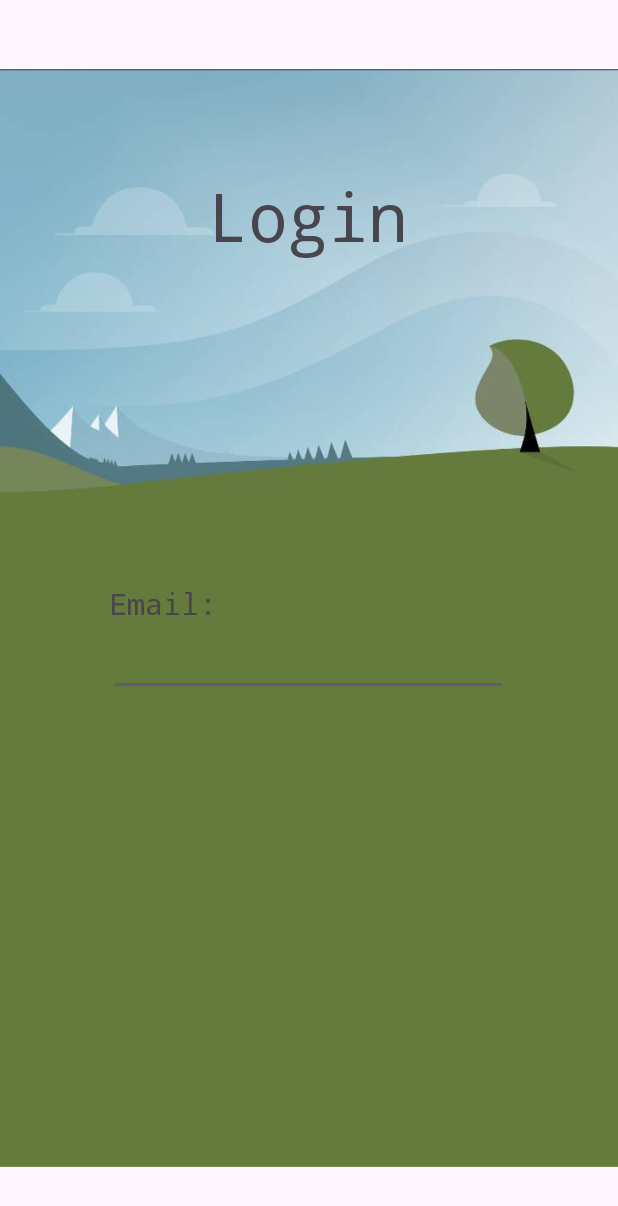
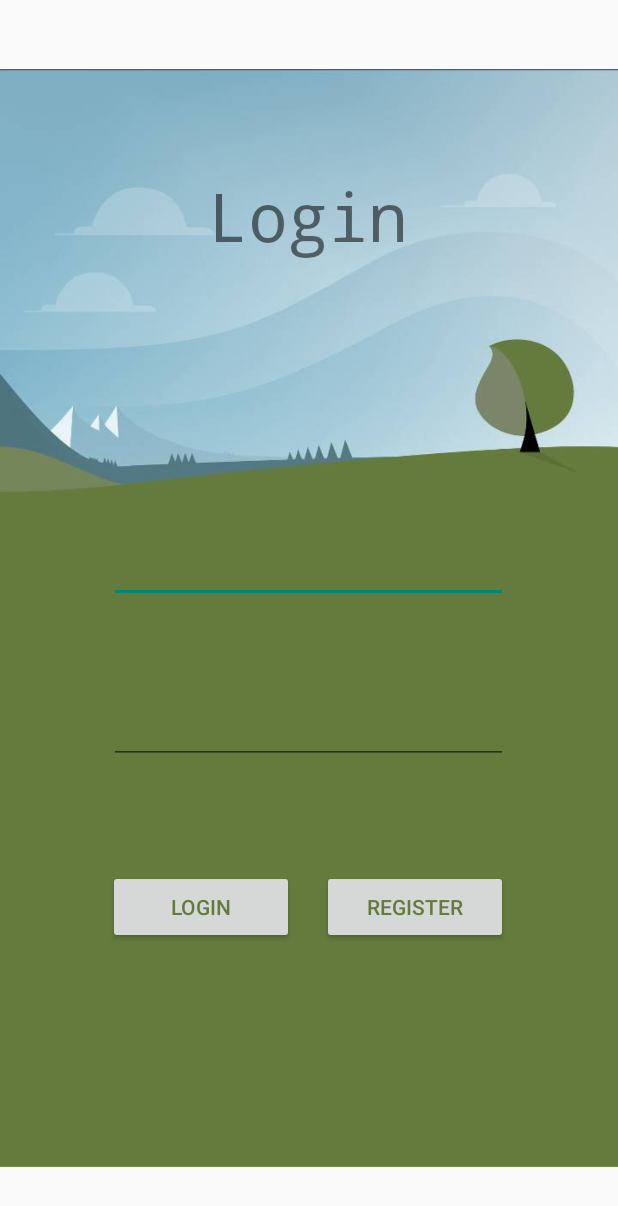
Before and after one commit to ilaishabtai/YudB2023, an Android app: the screen it shows after launch (MainActivity before the commit, Login_Activity after it), on a phone screen of 412 x 824 dp. Shown: the top 1206 px of the screen. Run offline under Robolectric (Android 15) with nearby library versions, the phone set to English and light mode, and no system bars.

Commit message:
new login - base

```diff
--- a/app/src/main/AndroidManifest.xml
+++ b/app/src/main/AndroidManifest.xml
@@ -13,7 +13,7 @@
         android:theme="@style/Theme.MyApplication"
         tools:targetApi="31">
         <activity
-            android:name=".MainActivity"
+            android:name=".Login_Activity"
             android:exported="true">
             <intent-filter>
                 <action android:name="android.intent.action.MAIN" />
--- a/app/src/main/java/com/example/myapplication/MainActivity.java
+++ b/app/src/main/java/com/example/myapplication/Login_Activity.java
@@ -4,11 +4,11 @@ import androidx.appcompat.app.AppCompatActivity;
 
 import android.os.Bundle;
 
-public class MainActivity extends AppCompatActivity {
+public class Login_Activity extends AppCompatActivity {
 
     @Override
     protected void onCreate(Bundle savedInstanceState) {
         super.onCreate(savedInstanceState);
-        setContentView(R.layout.activity_main);
+        setContentView(R.layout.activity_login);
     }
 }
--- /dev/null
+++ b/app/src/main/res/layout/activity_login.xml
@@ -0,0 +1,91 @@
+<?xml version="1.0" encoding="utf-8"?>
+<androidx.constraintlayout.widget.ConstraintLayout xmlns:android="http://schemas.android.com/apk/res/android"
+    xmlns:app="http://schemas.android.com/apk/res-auto"
+    xmlns:tools="http://schemas.android.com/tools"
+    android:layout_width="match_parent"
+    android:layout_height="match_parent"
+    tools:context=".Login_Activity">
+
+    <ImageView
+        android:id="@+id/imageView"
+        android:layout_width="wrap_content"
+        android:layout_height="wrap_content"
+        app:layout_constraintBottom_toBottomOf="parent"
+        app:layout_constraintEnd_toEndOf="parent"
+        app:layout_constraintHorizontal_bias="1.0"
+        app:layout_constraintStart_toStartOf="parent"
+        app:layout_constraintTop_toTopOf="parent"
+        app:layout_constraintVertical_bias="1.0"
+        app:srcCompat="@drawable/login_wallpaper" />
+
+    <TextView
+        android:id="@+id/login_title"
+        android:layout_width="wrap_content"
+        android:layout_height="wrap_content"
+        android:fontFamily="monospace"
+        android:text="Login"
+        android:textSize="20pt"
+        app:layout_constraintBottom_toBottomOf="@+id/imageView"
+        app:layout_constraintEnd_toEndOf="parent"
+        app:layout_constraintHorizontal_bias="0.498"
+        app:layout_constraintStart_toStartOf="parent"
+        app:layout_constraintTop_toTopOf="parent"
+        app:layout_constraintVertical_bias="0.149" />
+
+    <EditText
+        android:id="@+id/editEmailAddress"
+        android:layout_width="266dp"
+        android:layout_height="44dp"
+        android:layout_marginTop="184dp"
+        android:ems="10"
+        android:inputType="textEmailAddress"
+        android:textColor="#000000"
+        app:layout_constraintBottom_toBottomOf="@+id/imageView"
+        app:layout_constraintEnd_toEndOf="parent"
+        app:layout_constraintHorizontal_bias="0.496"
+        app:layout_constraintStart_toStartOf="parent"
+        app:layout_constraintTop_toBottomOf="@+id/login_title"
+        app:layout_constraintVertical_bias="0.0" />
+
+    <EditText
+        android:id="@+id/editTextPassword"
+        android:layout_width="266dp"
+        android:layout_height="44dp"
+        android:ems="10"
+        android:inputType="textPassword"
+        app:layout_constraintBottom_toBottomOf="@+id/imageView"
+        app:layout_constraintEnd_toEndOf="parent"
+        app:layout_constraintHorizontal_bias="0.496"
+        app:layout_constraintStart_toStartOf="@+id/imageView"
+        app:layout_constraintTop_toBottomOf="@+id/editEmailAddress"
+        app:layout_constraintVertical_bias="0.168" />
+
+    <Button
+        android:id="@+id/register_Text"
+        android:layout_width="124dp"
+        android:layout_height="49dp"
+        android:text="Login"
+        android:textColor="#657B3D"
+        android:textColorLink="#49454F"
+        app:layout_constraintBottom_toBottomOf="parent"
+        app:layout_constraintEnd_toEndOf="parent"
+        app:layout_constraintHorizontal_bias="0.25"
+        app:layout_constraintStart_toStartOf="parent"
+        app:layout_constraintTop_toTopOf="parent"
+        app:layout_constraintVertical_bias="0.749" />
+
+    <Button
+        android:id="@+id/login_Text"
+        android:layout_width="124dp"
+        android:layout_height="49dp"
+        android:text="Register"
+        android:textColor="#657B3D"
+        android:textColorLink="#49454F"
+        app:layout_constraintBottom_toBottomOf="parent"
+        app:layout_constraintEnd_toEndOf="parent"
+        app:layout_constraintHorizontal_bias="0.745"
+        app:layout_constraintStart_toStartOf="parent"
+        app:layout_constraintTop_toTopOf="@+id/imageView"
+        app:layout_constraintVertical_bias="0.749" />
+
+</androidx.constraintlayout.widget.ConstraintLayout>
--- a/app/src/main/res/layout/activity_main.xml
+++ /dev/null
@@ -1,60 +0,0 @@
-<?xml version="1.0" encoding="utf-8"?>
-<androidx.constraintlayout.widget.ConstraintLayout xmlns:android="http://schemas.android.com/apk/res/android"
-    xmlns:app="http://schemas.android.com/apk/res-auto"
-    xmlns:tools="http://schemas.android.com/tools"
-    android:layout_width="match_parent"
-    android:layout_height="match_parent"
-    tools:context=".MainActivity">
-
-    <ImageView
-        android:id="@+id/imageView"
-        android:layout_width="wrap_content"
-        android:layout_height="wrap_content"
-        app:layout_constraintBottom_toBottomOf="parent"
-        app:layout_constraintEnd_toEndOf="parent"
-        app:layout_constraintStart_toStartOf="parent"
-        app:layout_constraintTop_toTopOf="parent"
-        app:srcCompat="@drawable/login_wallpaper" />
-
-    <TextView
-        android:id="@+id/login_title"
-        android:layout_width="wrap_content"
-        android:layout_height="wrap_content"
-        android:fontFamily="monospace"
-        android:text="Login"
-        android:textSize="20pt"
-        app:layout_constraintBottom_toBottomOf="@+id/imageView"
-        app:layout_constraintEnd_toEndOf="parent"
-        app:layout_constraintHorizontal_bias="0.498"
-        app:layout_constraintStart_toStartOf="parent"
-        app:layout_constraintTop_toTopOf="parent"
-        app:layout_constraintVertical_bias="0.149" />
-
-    <EditText
-        android:id="@+id/TextEmailAddress"
-        android:layout_width="266dp"
-        android:layout_height="44dp"
-        android:layout_marginTop="4dp"
-        android:ems="10"
-        android:inputType="textEmailAddress"
-        android:textColor="#000000"
-        app:layout_constraintEnd_toEndOf="parent"
-        app:layout_constraintHorizontal_bias="0.496"
-        app:layout_constraintStart_toStartOf="parent"
-        app:layout_constraintTop_toBottomOf="@+id/login_title" />
-
-    <TextView
-        android:id="@+id/login_title"
-        android:layout_width="wrap_content"
-        android:layout_height="wrap_content"
-        android:fontFamily="monospace"
-        android:text="Email:"
-        android:textSize="20sp"
-        app:layout_constraintBottom_toBottomOf="parent"
-        app:layout_constraintEnd_toEndOf="parent"
-        app:layout_constraintHorizontal_bias="0.213"
-        app:layout_constraintStart_toStartOf="parent"
-        app:layout_constraintTop_toBottomOf="@+id/login_title"
-        app:layout_constraintVertical_bias="0.488" />
-
-</androidx.constraintlayout.widget.ConstraintLayout>
--- a/app/src/main/res/values/themes.xml
+++ b/app/src/main/res/values/themes.xml
@@ -1,6 +1,6 @@
 <resources xmlns:tools="http://schemas.android.com/tools">
     <!-- Base application theme. -->
-    <style name="Base.Theme.MyApplication" parent="Theme.Material3.DayNight.NoActionBar">
+    <style name="Base.Theme.MyApplication" parent="Theme.AppCompat.Light.NoActionBar">
         <!-- Customize your light theme here. -->
         <!-- <item name="colorPrimary">@color/my_light_primary</item> -->
     </style>
```
